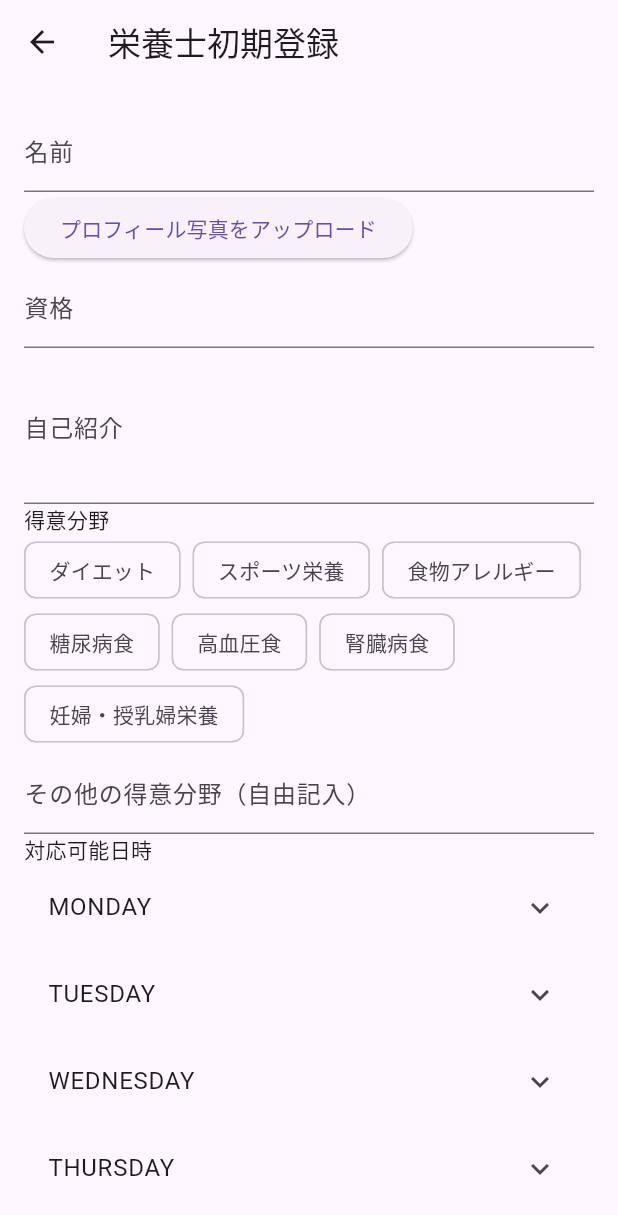
After one commit to yufyaj/tamotsuApp, a Flutter app: the NutritionistProfileEditScreen screen opened by its route, on a phone screen of 412 x 824 dp. The commit adds this screen. Shown: the top 1215 px of the screen. Run offline on Flutter 3.47's test engine with Material 3 defaults, Android fonts, the phone set to English and light mode, and no system bars; our stand-ins replace auto_route, flutter_image_compress, flutter_screenutil, flutter_secure_storage, image_picker, sqflite and 1 more; missing offline and left inert: lecle_flutter_absolute_path, multi_image_picker_plus; accounts and stored records are empty; network calls fail.

Commit message:
管理栄養士のプロフィール更新完了

```diff
--- a/app/lib/routes/app_router.dart
+++ b/app/lib/routes/app_router.dart
@@ -12,6 +12,8 @@ import 'package:tamotsu/views/screens/register/nutritionist_detail_screen.dart';
 import 'package:tamotsu/views/screens/user/user_home_screen.dart';
 import 'package:tamotsu/views/screens/chat/chat_screen.dart';
 import 'package:tamotsu/views/screens/user/user_profile_edit_screen.dart';
+import 'package:tamotsu/views/screens/nutritionist/nutritionist_home_screen.dart';
+import 'package:tamotsu/views/screens/nutritionist/nutritionist_profile_edit_screen.dart';
 // 他の画面もここにインポートしてください
 
 part 'app_router.gr.dart';
@@ -32,6 +34,8 @@ class AppRouter extends _$AppRouter {
     AutoRoute(page: NutritionistListRoute.page),
     AutoRoute(page: UserHomeRoute.page),
     AutoRoute(page: ChatRoute.page),
-    AutoRoute(page: UserProfileEditRoute.page)
+    AutoRoute(page: UserProfileEditRoute.page),
+    AutoRoute(page: NutritionistHomeRoute.page),
+    AutoRoute(page: NutritionistProfileEditRoute.page)
   ];
 }
--- a/app/lib/views/screens/login_screen.dart
+++ b/app/lib/views/screens/login_screen.dart
@@ -30,7 +30,7 @@ class _LoginScreenState extends State<LoginScreen> {
             context.router.push(const UserHomeRoute());
 
           } else if(userType == 'nutritionist') {
-            context.router.push(const HomeRoute());
+            context.router.push(const NutritionistHomeRoute());
           } else {
             throw Exception('ログインに失敗しました');
           }
--- /dev/null
+++ b/app/lib/views/screens/nutritionist/nutritionist_profile_edit_screen.dart
@@ -0,0 +1,263 @@
+import 'dart:convert';
+import 'dart:io';
+import 'dart:typed_data';
+import 'package:auto_route/auto_route.dart';
+import 'package:flutter/material.dart';
+import 'package:image_picker/image_picker.dart';
+import 'package:provider/provider.dart';
+import 'package:tamotsu/routes/app_router.dart';
+import 'package:tamotsu/viewmodels/auth_view_model.dart';
+import 'package:tamotsu/viewmodels/nutritionist_view_model.dart';
+
+@RoutePage()
+class NutritionistProfileEditScreen extends StatefulWidget {
+
+  const NutritionistProfileEditScreen({
+    Key? key,
+  }) : super(key: key);
+
+  @override
+  _NutritionistProfileEditScreenState createState() => _NutritionistProfileEditScreenState();
+}
+
+class _NutritionistProfileEditScreenState extends State<NutritionistProfileEditScreen> {
+  final _formKey = GlobalKey<FormState>();
+  late Future _initFuture;
+  String name = '';
+  XFile? profileImage;
+  Uint8List? profileImageBytes;
+  String qualifications = '';
+  String introduce = '';
+  Map<String, List<String>> availableHours = {
+    'monday': [], 'tuesday': [], 'wednesday': [], 'thursday': [], 'friday': [], 'saturday': [], 'sunday': []
+  };
+  List<String> specialties = [];
+
+  // 初期値を保持するためのコントローラーを追加
+  late TextEditingController nameController;
+  late TextEditingController qualificationsController;
+  late TextEditingController introduceController;
+  late TextEditingController dislikedFoodsController;
+
+  @override
+  void initState() {
+    super.initState();
+    _initFuture = _initializeData();
+
+    // コントローラーを初期化
+    nameController = TextEditingController();
+    qualificationsController = TextEditingController();
+    introduceController = TextEditingController();
+    dislikedFoodsController = TextEditingController();
+  }
+
+  Future _initializeData() async {
+    final nutritionistViewModel = Provider.of<NutritionistViewModel>(context, listen: false);
+    await nutritionistViewModel.fetchNutritionistProfile(); // ユーザープロフィールを取得
+
+    // プロフィールデータを初期値に設定
+    if (nutritionistViewModel.nutritionistProfile != null) {
+      nameController.text = nutritionistViewModel.nutritionistProfile!['name'] ?? '';
+      qualificationsController.text = nutritionistViewModel.nutritionistProfile!['qualifications'] ?? '';
+      introduceController.text = nutritionistViewModel.nutritionistProfile!['introduce'];
+      specialties = List<String>.from(jsonDecode(nutritionistViewModel.nutritionistProfile!['specialties'] ?? '[]'));
+      if (nutritionistViewModel.nutritionistProfile!['available_hours'] != null) {
+        availableHours = Map<String, List<String>>.from(nutritionistViewModel.nutritionistProfile!['available_hours'].map((key, value) => MapEntry(key, List<String>.from(value))));
+      }
+      // プロフィール画像の設定は別途行う必要があります
+      if (nutritionistViewModel.nutritionistProfile!['profile_image'] != null) {
+          profileImageBytes = base64Decode(nutritionistViewModel.nutritionistProfile!['profile_image']);
+      }
+    }
+  }
+
+// TODO: 登録時にエラーの場合、カーソル移動、登録ボタン押下時にロード画面
+// TODO: エラー時に通知バーを表示
+  Future submitForm() async {
+    if (_formKey.currentState!.validate()) {
+      _formKey.currentState!.save();
+
+      final Map<String, dynamic> data = {
+        "name": name,
+        "profileImage": profileImage != null ? await File(profileImage!.path).readAsBytes() : null,
+        "qualifications": qualifications,
+        "introduce": introduce,
+        "specialties": specialties,
+        "availableHours": availableHours,
+      };
+
+      final nutritionistViewModel = Provider.of<NutritionistViewModel>(context, listen: false);
+      final profileSuccess = await nutritionistViewModel.updateNutritionistProfile(data);
+      if (!profileSuccess) {
+        throw Exception('プロフィール更新に失敗しました');
+      }
+
+      context.router.push(const HomeRoute());
+    }
+  }
+
+  @override
+  Widget build(BuildContext context) {
+    final authViewModel         = Provider.of<AuthViewModel>(context, listen: false);
+    final nutritionistViewModel = Provider.of<NutritionistViewModel>(context, listen: false);
+
+
+    return Scaffold(
+      appBar: AppBar(
+        title: Text('栄養士初期登録'),
+        leading: AutoLeadingButton(),
+      ),
+      body: FutureBuilder(
+        future: _initFuture,
+        builder: (context, snapshot) {
+          if (snapshot.connectionState == ConnectionState.waiting) {
+            return Center(child: CircularProgressIndicator());
+          } else if (snapshot.hasError) {
+            return Center(child: Text('エラーが発生しました: ${snapshot.error}'));
+          } else {
+            return SingleChildScrollView(
+              child: Padding(
+                padding: EdgeInsets.all(16.0),
+                child: Form(
+                  key: _formKey,
+                  child: Column(
+                    crossAxisAlignment: CrossAxisAlignment.start,
+                    children: [
+                      TextFormField(
+                        controller: nameController,
+                        decoration: InputDecoration(labelText: '名前'),
+                        validator: (value) => value!.isEmpty ? '名前を入力してください' : null,
+                        onSaved: (value) => name = value!,
+                      ),
+                      ElevatedButton(
+                        onPressed: () async {
+                          final ImagePicker picker = ImagePicker();
+                          final XFile? image = await picker.pickImage(source: ImageSource.gallery);
+                          if (image != null) {
+                            setState(() {
+                              profileImage      = image;
+                              profileImageBytes = File(image.path).readAsBytesSync();
+                            });
+                          }
+                        },
+                        child: Text('プロフィール写真をアップロード'),
+                      ),
+                      if (profileImageBytes != null)
+                        Center(
+                          child: CircleAvatar(
+                            radius: 50,
+                            backgroundImage: MemoryImage(profileImageBytes!),
+                          ),
+                        ),
+                      TextFormField(
+                        controller: qualificationsController,
+                        decoration: InputDecoration(labelText: '資格'),
+                        validator: (value) => value!.isEmpty ? '資格を入力してください' : null,
+                        onSaved: (value) => qualifications = value!,
+                      ),
+                      TextFormField(
+                        controller: introduceController,
+                        decoration: InputDecoration(labelText: '自己紹介'),
+                        maxLines: 3,
+                        validator: (value) => value!.isEmpty ? '自己紹介を入力してください' : null,
+                        onSaved: (value) => introduce = value!,
+                      ),
+                      Text('得意分野'),
+                      Wrap(
+                        spacing: 8.0,
+                        children: [
+                          'ダイエット', 'スポーツ栄養', '食物アレルギー', '糖尿病食', '高血圧食', '腎臓病食', '妊婦・授乳婦栄養'
+                        ].map((specialty) {
+                          return FilterChip(
+                            label: Text(specialty),
+                            selected: specialties.contains(specialty),
+                            onSelected: (bool selected) {
+                              setState(() {
+                                if (selected) {
+                                  specialties.add(specialty);
+                                } else {
+                                  specialties.removeWhere((String name) {
+                                    return name == specialty;
+                                  });
+                                }
+                              });
+                            },
+                          );
+                        }).toList(),
+                      ),
+                      TextFormField(
+                        decoration: InputDecoration(labelText: 'その他の得意分野（自由記入）'),
+                        initialValue: specialties.where((specialty) => !['ダイエット', 'スポーツ栄養', '食物アレルギー', '糖尿病食', '高血圧食', '腎臓病食', '妊婦・授乳婦栄養'].contains(specialty)).join(', '),
+                        onSaved: (value) {
+                          specialties.removeWhere((specialty) => !['ダイエット', 'スポーツ栄養', '食物アレルギー', '糖尿病食', '高血圧食', '腎臓病食', '妊婦・授乳婦栄養'].contains(specialty));
+                          if (value != null && value.isNotEmpty) {
+                            final newItems = value.split(',').map((e) => e.trim()).toSet();
+                            specialties.addAll(newItems.difference(specialties.toSet()));
+                          }
+                        },
+                      ),
+                      Text('対応可能日時'),
+                      ...['monday', 'tuesday', 'wednesday', 'thursday', 'friday', 'saturday', 'sunday'].map((day) {
+                        return ExpansionTile(
+                          title: Text(day.toUpperCase()),
+                          children: [
+                            CheckboxListTile(
+                              title: Text('午前（9:00-12:00）'),
+                              value: availableHours[day]!.contains('9:00-12:00'),
+                              onChanged: (bool? value) {
+                                setState(() {
+                                  if (value!) {
+                                    availableHours[day]!.add('9:00-12:00');
+                                  } else {
+                                    availableHours[day]!.remove('9:00-12:00');
+                                  }
+                                });
+                              },
+                            ),
+                            CheckboxListTile(
+                              title: Text('午後（13:00-17:00）'),
+                              value: availableHours[day]!.contains('13:00-17:00'),
+                              onChanged: (bool? value) {
+                                setState(() {
+                                  if (value!) {
+                                    availableHours[day]!.add('13:00-17:00');
+                                  } else {
+                                    availableHours[day]!.remove('13:00-17:00');
+                                  }
+                                });
+                              },
+                            ),
+                            CheckboxListTile(
+                              title: Text('夜間（18:00-21:00）'),
+                              value: availableHours[day]!.contains('18:00-21:00'),
+                              onChanged: (bool? value) {
+                                setState(() {
+                                  if (value!) {
+                                    availableHours[day]!.add('18:00-21:00');
+                                  } else {
+                                    availableHours[day]!.remove('18:00-21:00');
+                                  }
+                                });
+                              },
+                            ),
+                          ],
+                        );
+                      }).toList(),
+                      SizedBox(height: 20),
+                      ElevatedButton(
+                        onPressed: submitForm,
+                        child: Text('登録'),
+                      ),
+                      if (authViewModel.isLoading || nutritionistViewModel.isLoading)
+                        CircularProgressIndicator(),
+                    ],
+                  ),
+                ),
+              ),
+            );
+          }
+        },
+      ),
+    );
+  }
+}
```
Also changed, not shown: app/lib/utils/ImagePicker.dart (deleted, +0 -60 lines), app/lib/views/screens/nutritionist/nutritionist_home_screen.dart (added, +132 -0 lines), app/lib/routes/app_router.gr.dart, 4 other files.
